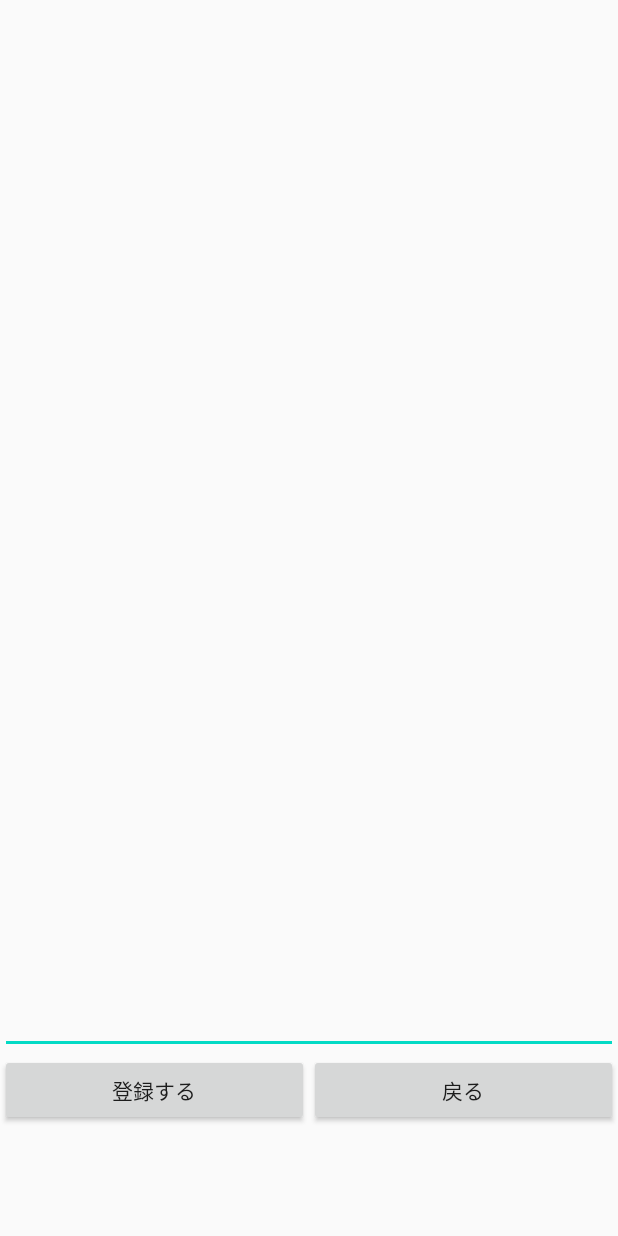
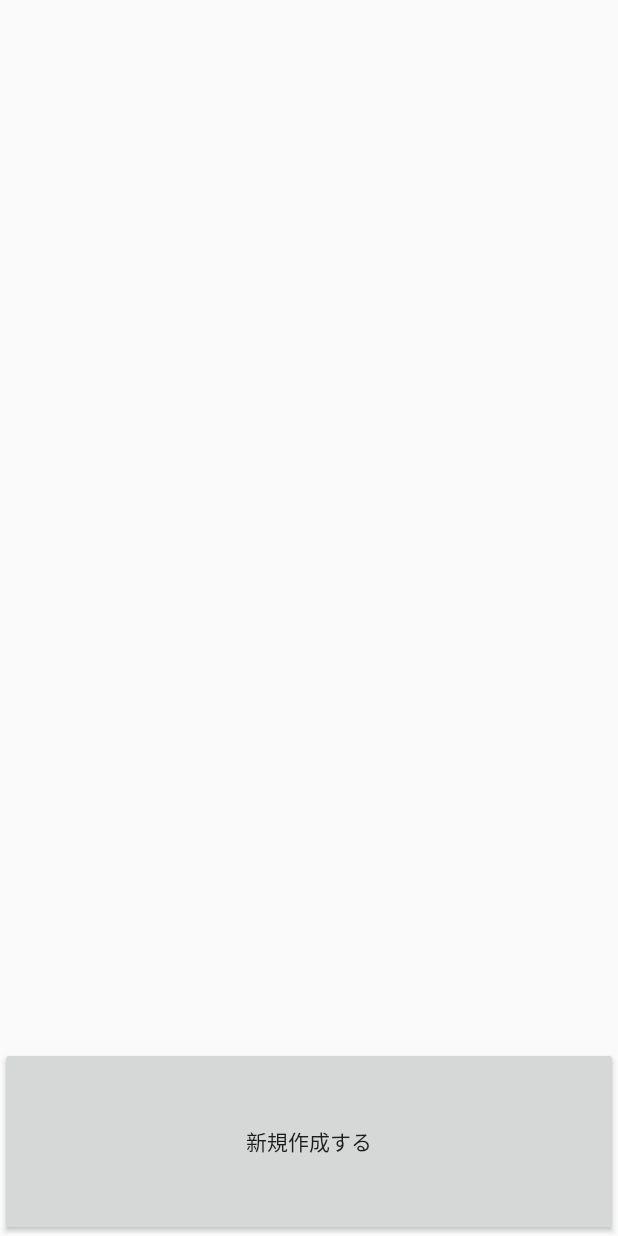
Before and after one commit to takuf292/SimpleMemo, an Android app: the layout activity_list.xml on its own in the app's theme, with its tools: preview values and no code run, on a phone screen of 412 x 824 dp. Run offline under Robolectric (Android 15) with nearby library versions, the phone set to English and light mode, and no system bars.

Commit message:
OpenHelperクラス　を追加 activity_create_memo　を追加

```diff
--- a/app/src/main/res/layout/activity_list.xml
+++ b/app/src/main/res/layout/activity_list.xml
@@ -1,40 +1,24 @@
 <?xml version="1.0" encoding="utf-8"?>
-<LinearLayout xmlns:android="http://schemas.android.com/apk/res/android"
+<LinearLayout
+    xmlns:android="http://schemas.android.com/apk/res/android"
+    xmlns:app="http://schemas.android.com/apk/res-auto"
     xmlns:tools="http://schemas.android.com/tools"
-    android:orientation="vertical" android:layout_width="match_parent"
-    android:layout_height="match_parent">
+    android:layout_width="match_parent"
+    android:layout_height="match_parent"
+    android:orientation="vertical">
 
-    <EditText
-        android:id="@+id/body"
+    <ListView
+        android:id="@+id/memoList"
         android:layout_width="match_parent"
         android:layout_height="wrap_content"
-        android:textSize="20sp"
-        android:inputType="textImeMultiLine"
-        android:lines="50"
-        android:layout_weight="9"
-        android:layout_gravity="top|left" />
+        android:layout_weight="9"/>
 
-    <LinearLayout
+    <Button
+        android:id="@+id/newButton"
         android:layout_width="match_parent"
         android:layout_height="wrap_content"
-        android:orientation="horizontal"
-        android:layout_weight="1">
-
-        <Button
-            android:id="@+id/register"
-            android:layout_width="wrap_content"
-            android:layout_height="wrap_content"
-            android:layout_weight="1"
-            android:text="登録する"/>
-
-        <Button
-            android:id="@+id/back"
-            android:layout_width="wrap_content"
-            android:layout_height="wrap_content"
-            android:layout_weight="1"
-            android:text="戻る"/>
-
-    </LinearLayout>
-
+        android:layout_weight="1"
+        android:text="新規作成する"
+        />
 
 </LinearLayout>
```
Also changed, not shown: app/src/main/java/OpenHelper.java (added, +46 -0 lines), app/src/main/res/layout/activity_create_memo.xml (added, +46 -0 lines).
